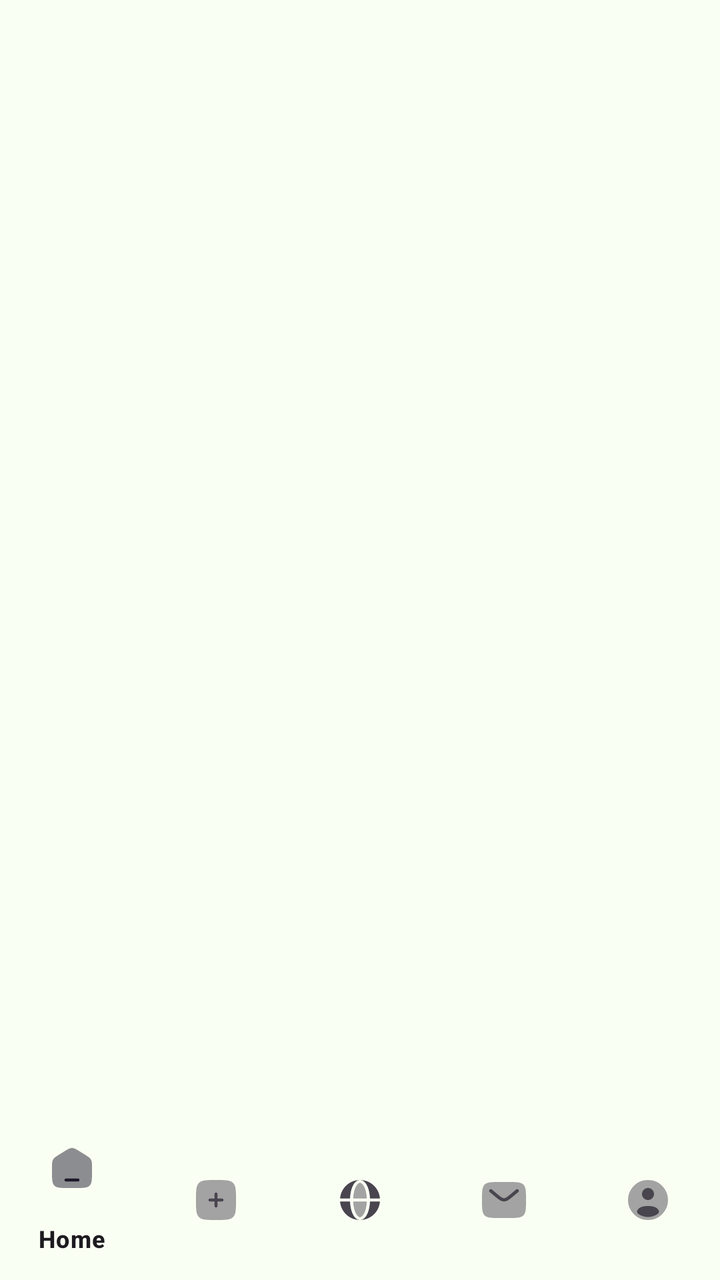
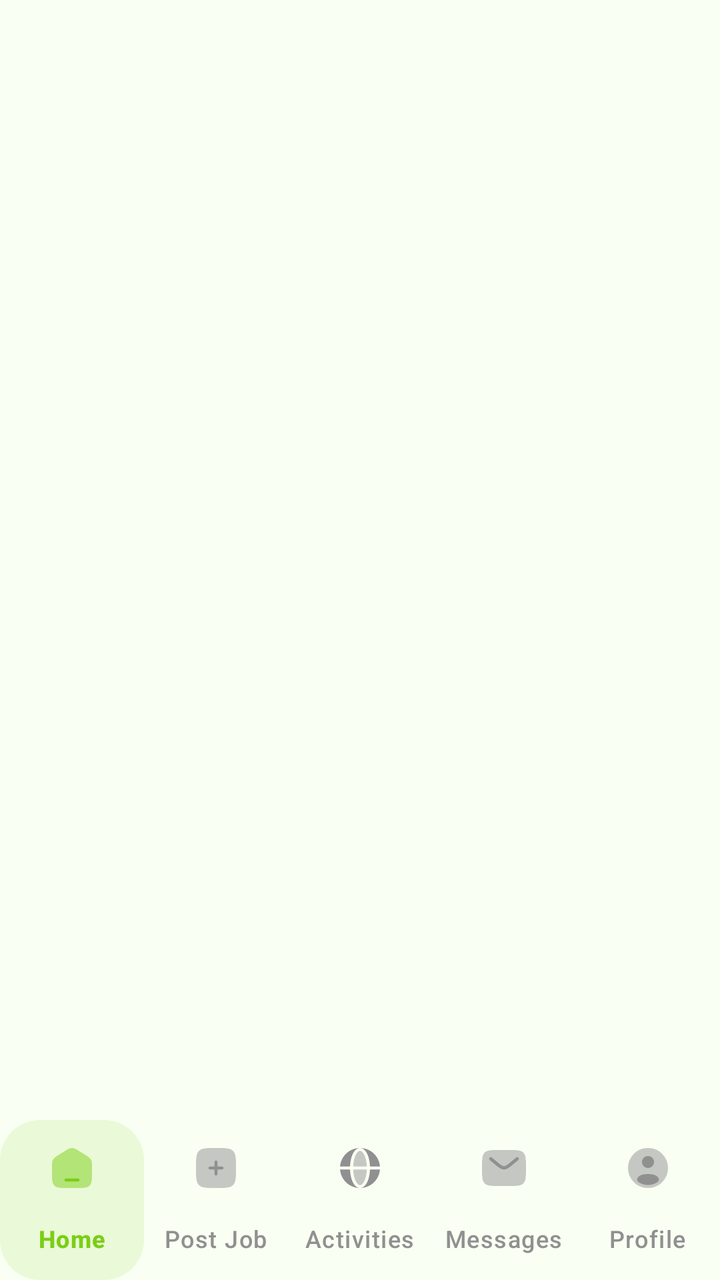

An Android layout rendered at two revisions. The XML below is the earlier revision; the diff shows what the commit changed to produce the second picture.
<!-- AndroidManifest.xml: application theme Theme.RozgarConnector -->
<!-- res/layout/activity_seeker_home.xml -->
<?xml version="1.0" encoding="utf-8"?>
<RelativeLayout xmlns:android="http://schemas.android.com/apk/res/android"
    xmlns:app="http://schemas.android.com/apk/res-auto"
    xmlns:tools="http://schemas.android.com/tools"
    android:layout_width="match_parent"
    android:layout_height="match_parent"
    android:background="@color/white"
    tools:context=".ui.home.SeekerHomeActivity">

    <FrameLayout
        android:id="@+id/fragment_container"
        android:layout_width="match_parent"
        android:layout_height="match_parent"
        android:layout_above="@+id/bottom_nav" />

    <com.google.android.material.bottomnavigation.BottomNavigationView
        android:id="@+id/bottom_nav"
        android:layout_width="match_parent"
        android:layout_height="wrap_content"
        android:layout_alignParentBottom="true"
        android:background="@color/white"
        app:menu="@menu/seeker_bottom_nav" />

</RelativeLayout>
<!-- resources referenced by this layout -->
<resources>
  <color name="white">#FAFFF3</color>
  <style name="Theme.RozgarConnector" parent="Base.Theme.RozgarConnector" />
  <style name="Base.Theme.RozgarConnector" parent="Theme.Material3.DayNight.NoActionBar">
          
          <item name="colorPrimary">@color/primary_green</item>
      </style>
  <color name="primary_green">#7BCE16</color>
</resources>

<!-- the commit's change to res/layout/activity_seeker_home.xml (unified diff, before → after) -->
@@ -19,6 +19,11 @@
         android:layout_height="wrap_content"
         android:layout_alignParentBottom="true"
         android:background="@color/white"
+        app:itemActiveIndicatorStyle="@null"
+        app:itemBackground="@drawable/nav_item_glow"
+        app:itemIconTint="@color/nav_item_color"
+        app:itemTextColor="@color/nav_item_color"
+        app:labelVisibilityMode="labeled"
         app:menu="@menu/seeker_bottom_nav" />
 
 </RelativeLayout>
<!-- resource entries referenced after the edit -->
@@ -1,6 +1,18 @@
 <!-- resources referenced by this layout -->
 <resources>
   <color name="white">#FAFFF3</color>
+  <!-- drawable nav_item_glow (drawable) -->
+  <?xml version="1.0" encoding="utf-8"?>
+  <selector xmlns:android="http://schemas.android.com/apk/res/android">
+      <item android:state_checked="true">
+          <shape android:shape="rectangle">
+              <corners android:radius="20dp" />
+              
+              <solid android:color="#207BCE16" />
+          </shape>
+      </item>
+      <item android:drawable="@android:color/transparent" />
+  </selector>
   <style name="Theme.RozgarConnector" parent="Base.Theme.RozgarConnector" />
   <style name="Base.Theme.RozgarConnector" parent="Theme.Material3.DayNight.NoActionBar">
           
